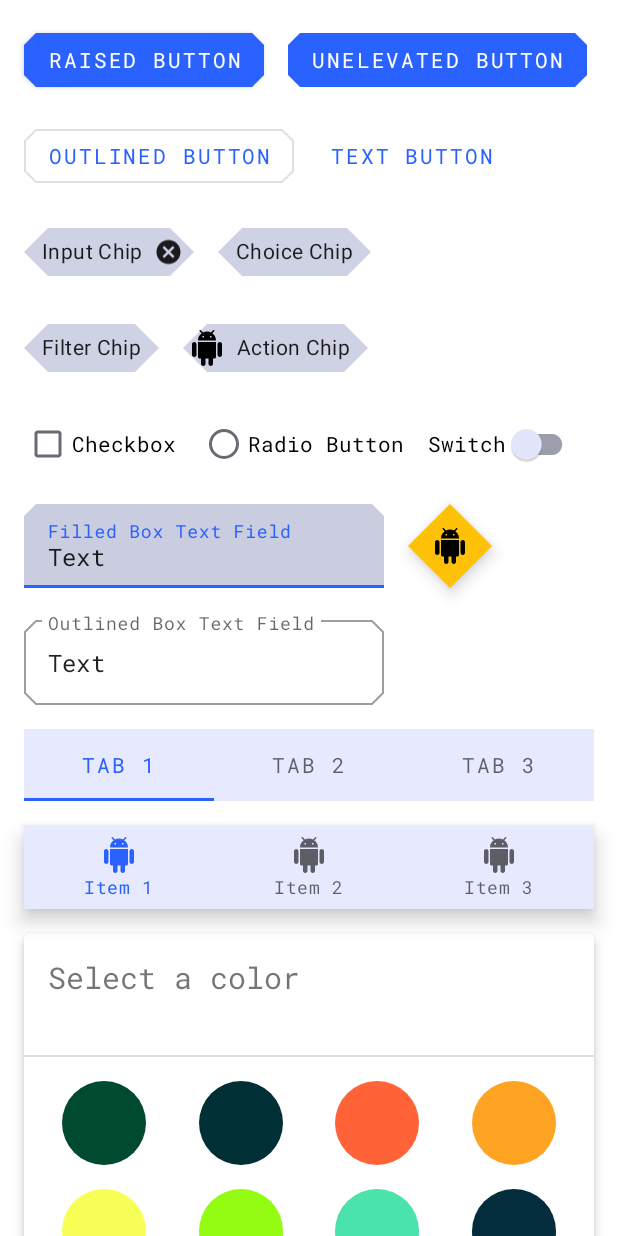
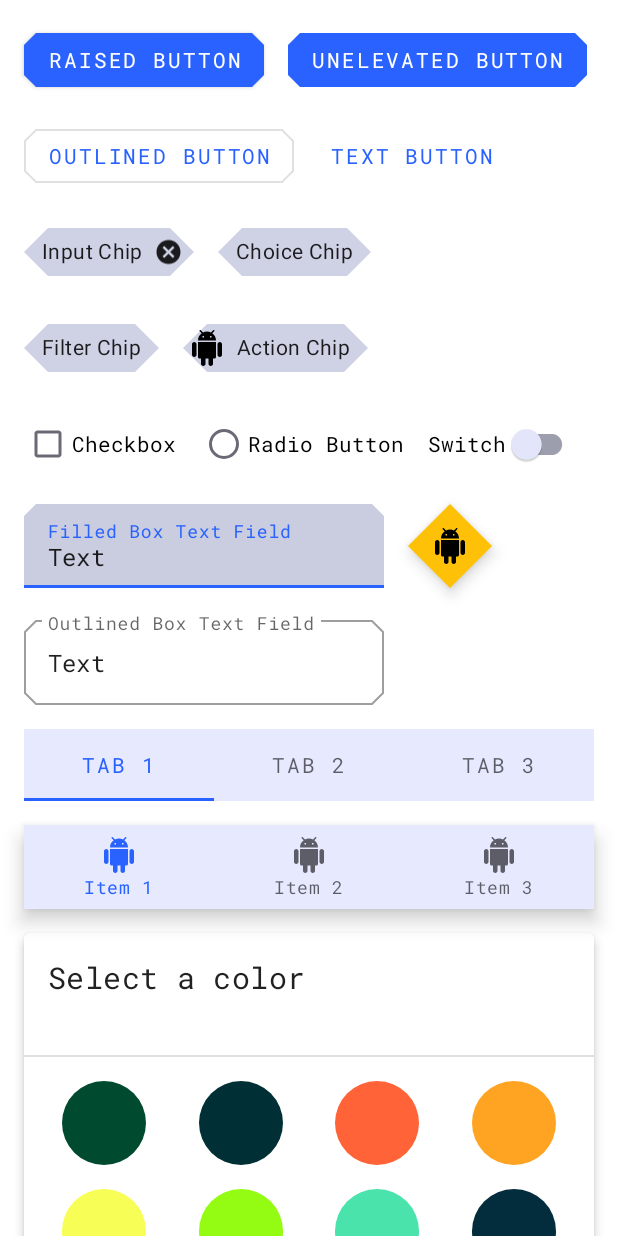
Before and after one commit to ricknout/android-mdc-custom-views, an Android app: the screen it shows after launch (MainActivity), on a phone screen of 412 x 824 dp. Run offline under Robolectric (Android 15) with nearby library versions, the phone set to English and light mode, and no system bars.

Commit message:
Fix ColorPickerView text theming

```diff
--- a/app/src/main/res/layout/view_color_picker.xml
+++ b/app/src/main/res/layout/view_color_picker.xml
@@ -40,8 +40,7 @@
             android:layout_width="0dp"
             android:layout_height="wrap_content"
             android:text="@string/title_color_picker"
-            android:textSize="20sp"
-            android:fontFamily="sans-serif-medium"
+            android:textAppearance="?attr/textAppearanceHeadline6"
             app:layout_constraintTop_toTopOf="@id/topGuideline"
             app:layout_constraintStart_toStartOf="@id/startGuideline"
             app:layout_constraintEnd_toEndOf="@id/endGuideline" />
@@ -51,7 +50,7 @@
             android:layout_width="0dp"
             android:layout_height="wrap_content"
             tools:text="#FFFFFF"
-            android:textSize="16sp"
+            android:textAppearance="?attr/textAppearanceSubtitle1"
             app:layout_constraintTop_toBottomOf="@id/titleTextView"
             app:layout_constraintStart_toStartOf="@id/startGuideline"
             app:layout_constraintEnd_toEndOf="@id/endGuideline" />
```
